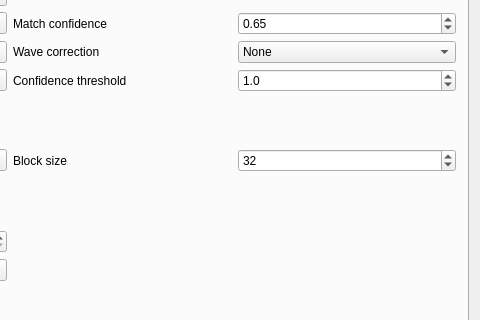
Qt form src/mainwindow.ui (qchateau/AutoPanorama) before a commit; both pictures show x 460 to 940 and y 113 to 433 of the 940 by 700 pixel window.
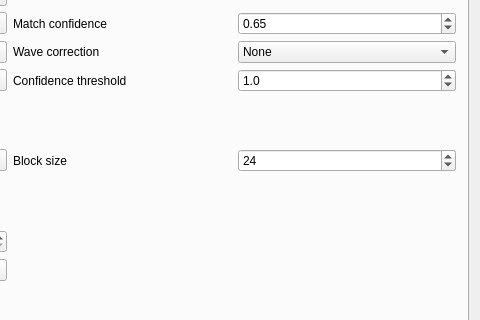
The same form after that commit. The open tabs and pages were chosen to show the change. Custom widgets are drawn as their Qt base class.

Commit message: Minor : README, ui, submodule

Patch:
```diff
--- a/src/mainwindow.ui
+++ b/src/mainwindow.ui
@@ -634,13 +634,13 @@
            <bool>true</bool>
           </property>
           <property name="minimum">
-           <number>8</number>
+           <number>1</number>
           </property>
           <property name="maximum">
-           <number>8096</number>
+           <number>1024</number>
           </property>
           <property name="value">
-           <number>32</number>
+           <number>24</number>
           </property>
          </widget>
         </item>
```
Left out of the diff: 10 changed lines with no effect on the pictures. The commit also changes 1 other file.
